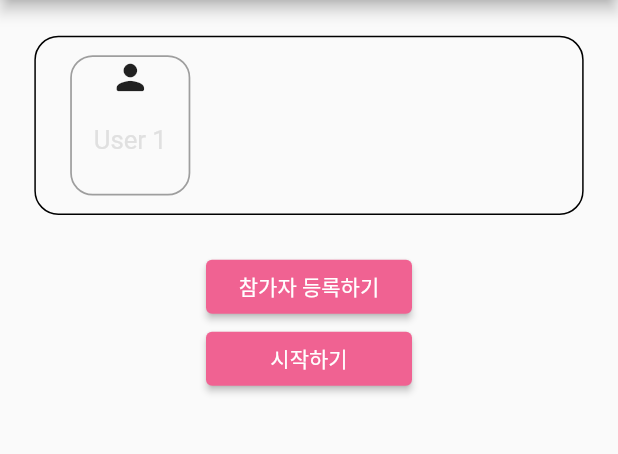
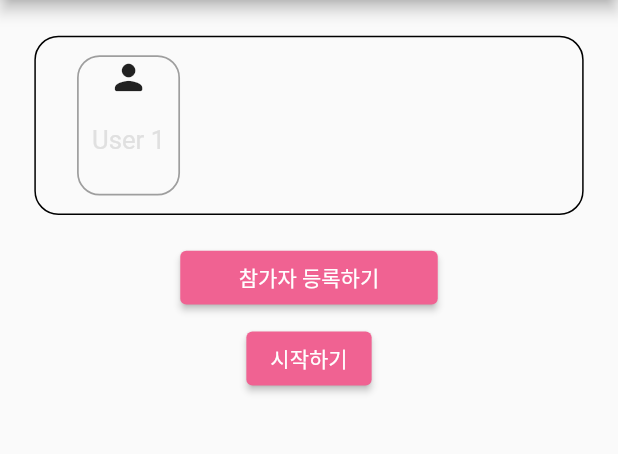
Before and after one commit to jhe226/random_game_flutter, a Flutter app: the screen it shows after launch, after a tap on "참가자 등록하기", on a phone screen of 412 x 824 dp, the part 84-538 px from its top. Run offline on Flutter 3.47's test engine with Material 2 defaults, Android fonts, the phone set to English and light mode, and no system bars; our stand-ins replace flutter_screenutil.

Commit message:
1. 유저 등록

```diff
--- a/random_game/random_game/lib/components/card_user_list.dart
+++ b/random_game/random_game/lib/components/card_user_list.dart
@@ -2,9 +2,9 @@ import 'package:flutter/material.dart';
 import 'package:flutter_screenutil/flutter_screenutil.dart';
 
 class UserListCard extends StatelessWidget {
-  const UserListCard({required this.userName, this.onTap, super.key});
+  const UserListCard({this.userName, this.onTap, super.key});
 
-  final String userName;
+  final String? userName;
   final VoidCallback? onTap;
 
   @override
@@ -12,8 +12,9 @@ class UserListCard extends StatelessWidget {
     return InkWell(
       onTap: onTap,
       child: Container(
-        width: 70.w,
-        height: 70.w,
+        width: 60.w,
+        height: 60.w,
+        margin: EdgeInsets.symmetric(horizontal: 4.w),
         alignment: Alignment.center,
         decoration: BoxDecoration(
           borderRadius: BorderRadius.circular(15),
@@ -27,7 +28,7 @@ class UserListCard extends StatelessWidget {
             ),
             SizedBox(height: 15.h),
             Text(
-              userName,
+              userName!,
               style: TextStyle(fontSize: 15.sp, color: Colors.grey[300]),
             ),
           ],
--- a/random_game/random_game/lib/components/oo_elevated_button.dart
+++ b/random_game/random_game/lib/components/oo_elevated_button.dart
@@ -10,7 +10,8 @@ class OoElevatedButton extends StatelessWidget {
   @override
   Widget build(BuildContext context) {
     return SizedBox(
-      width: 120.w,
+      width: 150.w,
+      height: 30.h,
       child: ElevatedButton(
         onPressed: buttonPressed,
         style: ElevatedButton.styleFrom(backgroundColor: Colors.pink[300]),
--- a/random_game/random_game/lib/components/user.dart
+++ b/random_game/random_game/lib/components/user.dart
@@ -1,6 +1,6 @@
 class User {
-  String userName;
+  String? userName;
   int? score;
 
-  User({required this.userName, this.score});
+  User({this.userName, this.score});
 }
--- a/random_game/random_game/lib/pages/page_sign_up.dart
+++ b/random_game/random_game/lib/pages/page_sign_up.dart
@@ -1,5 +1,3 @@
-import 'dart:developer';
-
 import 'package:flutter/material.dart';
 import 'package:flutter_screenutil/flutter_screenutil.dart';
 import 'package:random_game/components/oo_elevated_button.dart';
@@ -36,6 +34,7 @@ class _SignUpPageState extends State<SignUpPage> {
             children: [
               _buildUserListView(),
               _buildSignUpButton(),
+              SizedBox(height: 10.h),
               _buildStartButton(),
             ],
           ),
@@ -58,22 +57,16 @@ class _SignUpPageState extends State<SignUpPage> {
         scrollDirection: Axis.horizontal,
         itemCount: userList.length,
         itemBuilder: (context, position) {
+          print('userList: ${userList[position].userName}');
           return UserListCard(userName: userList[position].userName);
         },
       ),
     );
   }
 
-
   Widget _buildSignUpButton() {
     return OoElevatedButton(
-      buttonPressed: () {
-        if(userList.length > 4) {
-          return;
-        } else {
-          _addUser();
-        }
-      },
+      buttonPressed: () => _addUser(),
       buttonTitle: '참가자 등록하기',
     );
   }
@@ -81,21 +74,33 @@ class _SignUpPageState extends State<SignUpPage> {
   void _addUser() {
     setState(() {
       cnt++;
-      for(int i = 0; i < cnt; i++) {
+      while (cnt < 5) {
         userList.add(User(userName: 'User $cnt'));
+        break;
       }
     });
   }
 
   Widget _buildStartButton() {
-    return OoElevatedButton(
-      buttonPressed: () {
-        Navigator.push(
-          context,
-          MaterialPageRoute(builder: (context) => const GamePage()),
-        );
+    return ElevatedButton(
+      onPressed: () {
+        if (cnt > 0 && cnt < 5) {
+          Navigator.push(
+            context,
+            MaterialPageRoute(builder: (context) => const GamePage()),
+          );
+        } else {
+          return;
+        }
       },
-      buttonTitle: '시작하기',
+      style: ElevatedButton.styleFrom(
+          backgroundColor:
+              (cnt > 0 && cnt < 5) ? Colors.pink[300] : Colors.grey),
+      child: Text(
+        '시작하기',
+        style: TextStyle(
+            color: (cnt > 0 && cnt < 5) ? Colors.white : Colors.black26),
+      ),
     );
   }
 }
```
